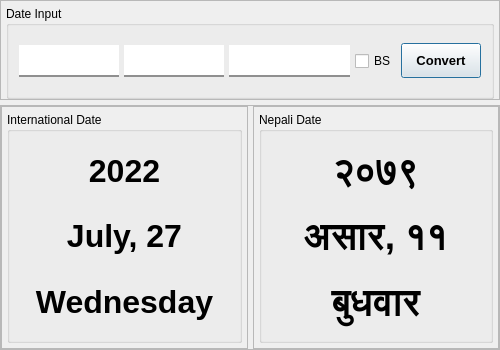
The window that assets/UI/DateConverter.ui (mentormaya/Maya-Utility-App) describes before a commit, drawn with Qt 5.
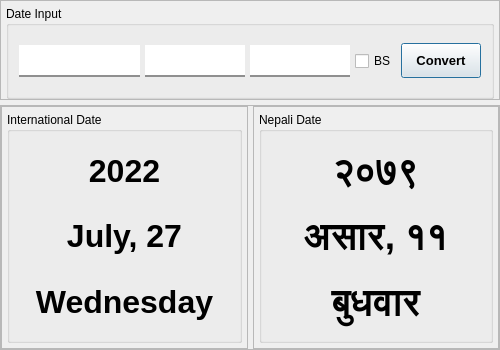
The same window after the commit.

Commit message: dates input order changed

```diff
--- a/assets/UI/DateConverter.ui
+++ b/assets/UI/DateConverter.ui
@@ -105,15 +105,15 @@
          <property name="bottomMargin">
           <number>10</number>
          </property>
-         <item>
-          <widget class="QLineEdit" name="date_input"/>
-         </item>
-         <item>
-          <widget class="QLineEdit" name="month_input"/>
-         </item>
          <item>
           <widget class="QLineEdit" name="year_input"/>
          </item>
+         <item>
+          <widget class="QLineEdit" name="month_input"/>
+         </item>
+         <item>
+          <widget class="QLineEdit" name="date_input"/>
+         </item>
          <item>
           <widget class="QCheckBox" name="BS_AD">
            <property name="text">
```
The commit also changes 1 other file.
